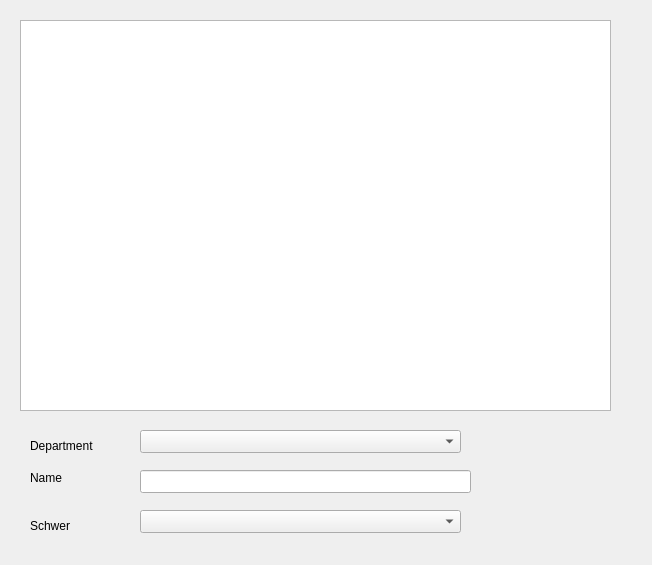
Qt form managecoursesdialog.ui (MrRisoni/Gauss) before a commit.
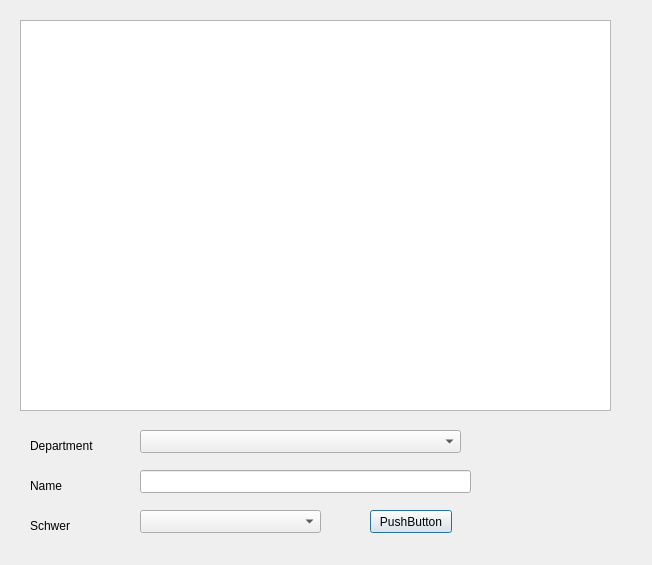
The same form after that commit.

Patch:
```diff
--- a/managecoursesdialog.ui
+++ b/managecoursesdialog.ui
@@ -52,7 +52,7 @@
      <x>30</x>
      <y>470</y>
      <width>61</width>
-     <height>15</height>
+     <height>31</height>
     </rect>
    </property>
    <property name="text">
@@ -74,7 +74,7 @@
     <rect>
      <x>140</x>
      <y>510</y>
-     <width>321</width>
+     <width>181</width>
      <height>23</height>
     </rect>
    </property>
@@ -92,6 +92,19 @@
     <string>Schwer</string>
    </property>
   </widget>
+  <widget class="QPushButton" name="pushSaveCourses">
+   <property name="geometry">
+    <rect>
+     <x>370</x>
+     <y>510</y>
+     <width>82</width>
+     <height>23</height>
+    </rect>
+   </property>
+   <property name="text">
+    <string>PushButton</string>
+   </property>
+  </widget>
  </widget>
  <resources/>
  <connections/>
```
Left out of the diff: 8 changed lines with no effect on the pictures.
